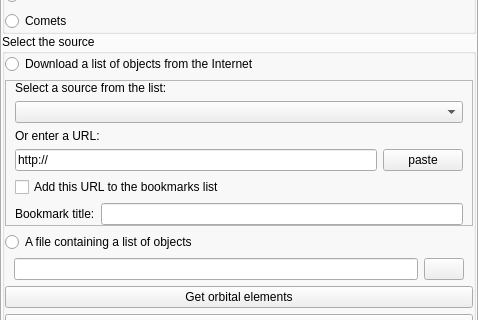
Above: plugins/SolarSystemEditor/src/gui/mpcImportWindow.ui from 519984307/stellarium_src before the change; both pictures show x 0 to 478 and y 86 to 406 of the 478 by 490 pixel window. Below: the same form after it.
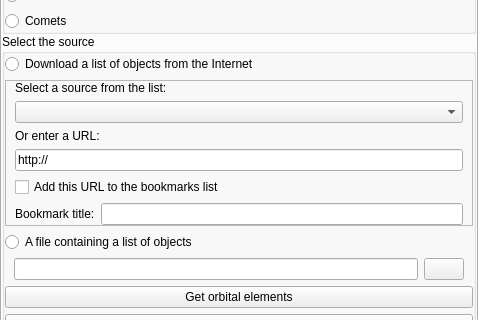
That is the form after the change. Icons and pictures are not drawn. Custom widgets are drawn as their Qt base class.

Commit message: + partial runtime translation of the SolarSystemEditor; bookmarks and import lists are untranslated

What changed in the file:
```diff
--- a/plugins/SolarSystemEditor/src/gui/mpcImportWindow.ui
+++ b/plugins/SolarSystemEditor/src/gui/mpcImportWindow.ui
@@ -237,13 +237,6 @@
                       </property>
                      </widget>
                     </item>
-                    <item>
-                     <widget class="QPushButton" name="pushButtonPasteURL">
-                      <property name="text">
-                       <string>paste</string>
-                      </property>
-                     </widget>
-                    </item>
                    </layout>
                   </widget>
                  </item>
```
Left out of the diff: 8 changed lines with no effect on the pictures. The commit also changes 6 other files.
